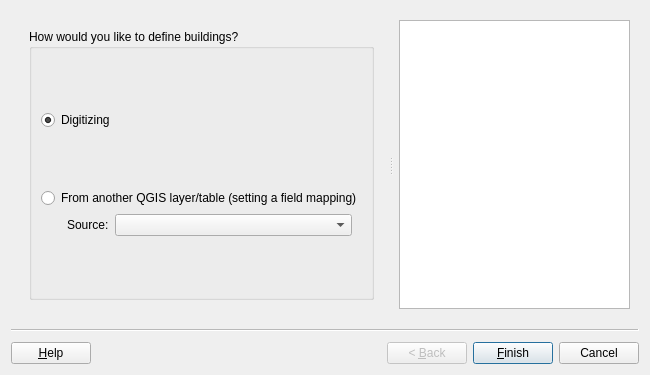
Above: asistente_ladm_col/ui/wiz_create_building_cadastre.ui from SwissTierrasColombia/Asistente-LADM-COL before the change. Below: the same form after it.
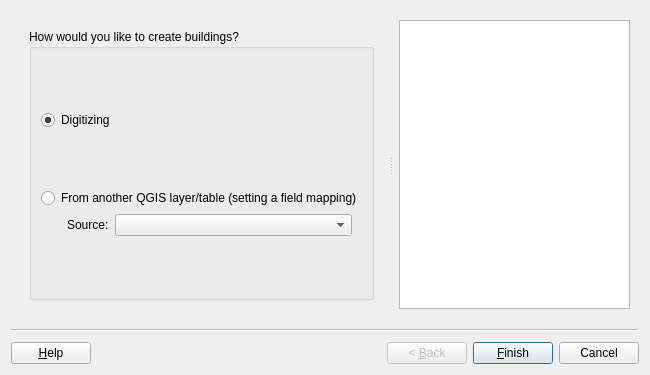
That is the form after the change. Custom widgets are drawn as their Qt base class.

Commit message: [gui] Add 'Surveying and Representation' menu for 'Create Point' and 'Create Boundary'

Patch:
```diff
--- a/asistente_ladm_col/ui/wiz_create_building_cadastre.ui
+++ b/asistente_ladm_col/ui/wiz_create_building_cadastre.ui
@@ -64,7 +64,7 @@
         <item row="0" column="0">
          <widget class="QGroupBox" name="gbx_page_1">
           <property name="title">
-           <string>How would you like to define buildings?</string>
+           <string>How would you like to create buildings?</string>
           </property>
           <layout class="QGridLayout" name="gridLayout_3">
            <item row="4" column="0">
```
The commit also changes 6 other files.
